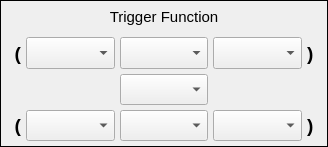
First picture: the form in settingTriggerFunction.ui, repository coucou1121/Datalogger, before the edit.
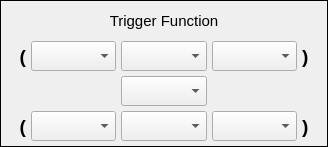
Second picture: the form after the edit.

Commit message: debug some functions

The edit to the form file:
```diff
--- a/settingTriggerFunction.ui
+++ b/settingTriggerFunction.ui
@@ -24,13 +24,13 @@
   </property>
   <layout class="QGridLayout" name="gridLayout">
    <property name="leftMargin">
-    <number>0</number>
+    <number>5</number>
    </property>
    <property name="topMargin">
-    <number>0</number>
+    <number>5</number>
    </property>
    <property name="rightMargin">
-    <number>0</number>
+    <number>5</number>
    </property>
    <property name="bottomMargin">
     <number>5</number>
@@ -57,7 +57,7 @@
    <item row="0" column="0" colspan="5">
     <widget class="QLabel" name="labelTitleTriggerFunction">
      <property name="sizePolicy">
-      <sizepolicy hsizetype="Preferred" vsizetype="Preferred">
+      <sizepolicy hsizetype="Preferred" vsizetype="Fixed">
        <horstretch>0</horstretch>
        <verstretch>0</verstretch>
       </sizepolicy>
```
The commit also changes 10 other files.
